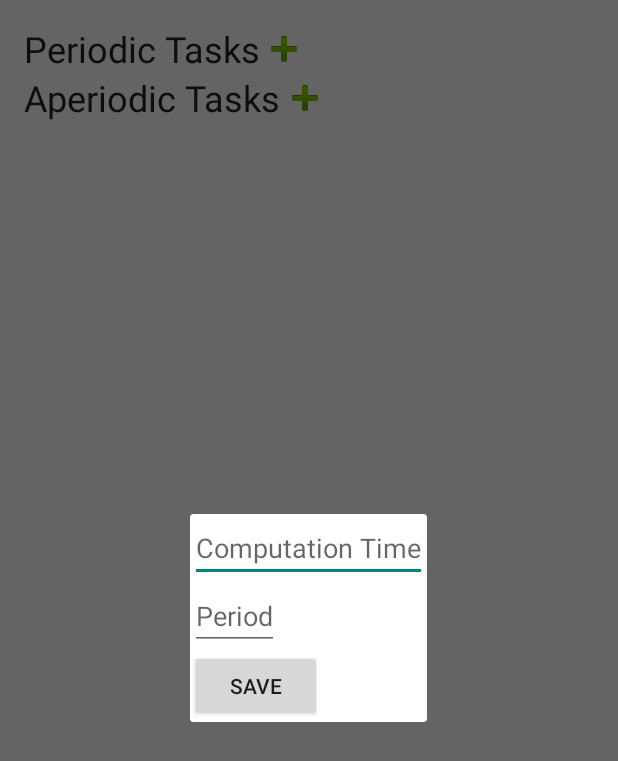
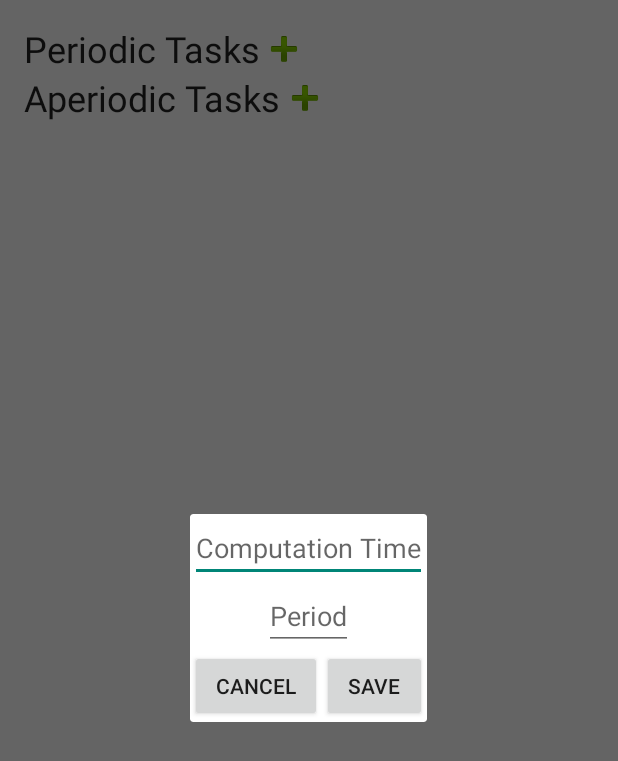
Before and after one commit to mollys1/458FinalProject, an Android app: the screen it shows after launch (MainActivity), after a tap on an icon or button, on a phone screen of 412 x 824 dp. Shown: the top 761 px of the screen. Run offline under Robolectric (Android 15) with nearby library versions, the phone set to English and light mode, and no system bars.

Commit message:
Can add periodic tasks to list

```diff
--- a/SchedulingSimulator/app/src/main/java/com/schedulingsimulator/schedulingsimulator/MainActivity.java
+++ b/SchedulingSimulator/app/src/main/java/com/schedulingsimulator/schedulingsimulator/MainActivity.java
@@ -1,20 +1,32 @@
 package com.schedulingsimulator.schedulingsimulator;
 
 import android.app.DialogFragment;
+import android.app.Fragment;
 import android.net.Uri;
 import android.support.v4.app.FragmentActivity;
 import android.os.Bundle;
 import android.view.Menu;
 import android.view.MenuItem;
 import android.view.View;
+import android.widget.ArrayAdapter;
+import android.widget.ListView;
 import android.widget.Toast;
 
+import java.util.ArrayList;
+
 public class MainActivity extends FragmentActivity implements PeriodicTaskFragment.OnPeriodicTaskChangeListener {
+
+    DialogFragment periodicFragment, aperiodicFragment;
+
+    ArrayList<PeriodicTask> periodicTasks = new ArrayList<PeriodicTask>();
 
     @Override
     protected void onCreate(Bundle savedInstanceState) {
         super.onCreate(savedInstanceState);
         setContentView(R.layout.activity_main);
+        ListView periodicList = (ListView) findViewById(R.id.periodic_tasks_list);
+        final ArrayAdapter<PeriodicTask> adapter = new ArrayAdapter<PeriodicTask>(this, android.R.layout.simple_list_item_1, periodicTasks);
+        periodicList.setAdapter(adapter);
     }
 
     @Override
@@ -39,16 +51,17 @@ public class MainActivity extends FragmentActivity implements PeriodicTaskFragme
         return super.onOptionsItemSelected(item);
     }
 
-    public void onPeriodicTaskChange(Uri uri)
+    public void onPeriodicTaskChange(int computationTime, int period, boolean isNew)
     {
-
+        Toast.makeText(this, "Comp time: " + computationTime + " period: " + period + " isNew: " + isNew, Toast.LENGTH_SHORT).show();
+        if (isNew) periodicTasks.add(new PeriodicTask(computationTime, period));
     }
 
 
     public void addPeriodicTask(View view)
     {
         Toast.makeText(this, "Add periodic task", Toast.LENGTH_SHORT).show();
-        DialogFragment periodicFragment = new PeriodicTaskFragment();
+        periodicFragment = new PeriodicTaskFragment();
         periodicFragment.show(getFragmentManager(), "newPeriodicTaskDialog");
     }
 
@@ -56,4 +69,5 @@ public class MainActivity extends FragmentActivity implements PeriodicTaskFragme
     {
         Toast.makeText(this, "Add aperiodic task", Toast.LENGTH_SHORT).show();
     }
+
 }
--- a/SchedulingSimulator/app/src/main/java/com/schedulingsimulator/schedulingsimulator/PeriodicTaskFragment.java
+++ b/SchedulingSimulator/app/src/main/java/com/schedulingsimulator/schedulingsimulator/PeriodicTaskFragment.java
@@ -1,13 +1,18 @@
 package com.schedulingsimulator.schedulingsimulator;
 
 import android.app.Activity;
+import android.app.AlertDialog;
+import android.app.Dialog;
 import android.app.DialogFragment;
+import android.content.DialogInterface;
 import android.net.Uri;
 import android.os.Bundle;
 import android.support.v4.app.Fragment;
 import android.view.LayoutInflater;
 import android.view.View;
 import android.view.ViewGroup;
+import android.widget.Button;
+import android.widget.EditText;
 import android.widget.Toast;
 
 
@@ -29,7 +34,7 @@ public class PeriodicTaskFragment extends DialogFragment {
     // TODO: Rename and change types of parameters
     private int periodParam;
     private int computationTimeParam;
-    private boolean isNewParam;
+    private boolean isNewParam = true;
 
     private OnPeriodicTaskChangeListener mListener;
 
@@ -57,27 +62,44 @@ public class PeriodicTaskFragment extends DialogFragment {
     }
 
     @Override
-    public void onCreate(Bundle savedInstanceState) {
+    public void onCreate(Bundle savedInstanceState)
+    {
         super.onCreate(savedInstanceState);
-        if (getArguments() != null) {
+        EditText periodEditText = (EditText) getActivity().findViewById(R.id.periodic_period);
+        EditText compTimeEditText = (EditText) getActivity().findViewById(R.id.periodic_computation_time);
+        if (getArguments() != null)
+        {
             periodParam = getArguments().getInt(ARG_PARAM1);
+            periodEditText.setText(periodParam);
             computationTimeParam = getArguments().getInt(ARG_PARAM2);
+            compTimeEditText.setText(computationTimeParam);
             isNewParam = getArguments().getBoolean(ARG_PARAM3);
         }
+
     }
 
     @Override
     public View onCreateView(LayoutInflater inflater, ViewGroup container,
                              Bundle savedInstanceState) {
-        // Inflate the layout for this fragment
-        return inflater.inflate(R.layout.fragment_periodic_task, container, false);
-    }
-
-    // TODO: Rename method, update argument and hook method into UI event
-    public void onButtonPressed(Uri uri) {
-        if (mListener != null) {
-            mListener.onPeriodicTaskChange(uri);
-        }
+        View v =  inflater.inflate(R.layout.fragment_periodic_task, container, false);
+        final EditText periodEditText = (EditText) v.findViewById(R.id.periodic_period);
+        final EditText compTimeEditText = (EditText) v.findViewById(R.id.periodic_computation_time);
+        Button saveButton = (Button) v.findViewById(R.id.save_button);
+        Button cancelButton = (Button) v.findViewById(R.id.cancel_button);
+        saveButton.setOnClickListener(new View.OnClickListener() {
+            @Override
+            public void onClick(View v) {
+                mListener.onPeriodicTaskChange(Integer.parseInt(compTimeEditText.getText().toString()),Integer.parseInt(periodEditText.getText().toString()), isNewParam);
+                dismiss();
+            }
+        });
+        cancelButton.setOnClickListener(new View.OnClickListener(){
+            @Override
+            public void onClick(View v) {
+                dismiss();
+            }
+        });
+        return v;
     }
 
     @Override
@@ -109,12 +131,7 @@ public class PeriodicTaskFragment extends DialogFragment {
      */
     public interface OnPeriodicTaskChangeListener {
         // TODO: Update argument type and name
-        public void onPeriodicTaskChange(Uri uri);
-    }
-
-    public void save(View view)
-    {
-        Toast.makeText(getActivity(), "Save periodic task", Toast.LENGTH_SHORT).show();
+        void onPeriodicTaskChange(int computationTime, int period, boolean isNew);
     }
 
 }
--- a/SchedulingSimulator/app/src/main/res/layout/fragment_periodic_task.xml
+++ b/SchedulingSimulator/app/src/main/res/layout/fragment_periodic_task.xml
@@ -6,19 +6,41 @@
 
     <!-- TODO: Update blank fragment layout -->
     <EditText
+        android:id="@+id/periodic_computation_time"
         android:layout_width="wrap_content"
         android:layout_height="wrap_content"
-        android:hint="Computation Time"/>
+        android:layout_gravity="center"
+        android:hint="Computation Time"
+        android:inputType="number"/>
 
     <EditText
+        android:id="@+id/periodic_period"
         android:layout_width="wrap_content"
         android:layout_height="wrap_content"
-        android:hint="Period"/>
+        android:layout_gravity="center"
+        android:hint="Period"
+        android:inputType="number"/>
 
-    <Button
-        android:layout_width="wrap_content"
+    <RelativeLayout
+        android:layout_width="match_parent"
         android:layout_height="wrap_content"
-        android:text="Save"
-        android:onClick="save"/>
+        android:layout_gravity="bottom">
+
+        <Button
+            android:id="@+id/cancel_button"
+            android:layout_width="wrap_content"
+            android:layout_height="wrap_content"
+            android:text="@string/dialog_cancel" />
+
+        <Button
+            android:id="@+id/save_button"
+            android:layout_width="wrap_content"
+            android:layout_height="wrap_content"
+            android:text="@string/dialog_ok"
+            android:layout_toRightOf="@id/cancel_button"
+            />
+
+    </RelativeLayout>
+
 
 </LinearLayout>
--- a/SchedulingSimulator/app/src/main/res/values/strings.xml
+++ b/SchedulingSimulator/app/src/main/res/values/strings.xml
@@ -5,7 +5,6 @@
     <string name="action_settings">Settings</string>
     <string name="periodic_tasks">Periodic Tasks</string>
     <string name="aperiodic_tasks">Aperiodic Tasks</string>
-
-<!-- TODO: Remove or change this placeholder text -->
-    <string name="hello_blank_fragment">Hello blank fragment</string>
+    <string name="dialog_ok">Save</string>
+    <string name="dialog_cancel">Cancel</string>
 </resources>
```
Also changed, not shown: SchedulingSimulator/app/src/main/java/com/schedulingsimulator/schedulingsimulator/PeriodicTask.java (added, +41 -0 lines).
